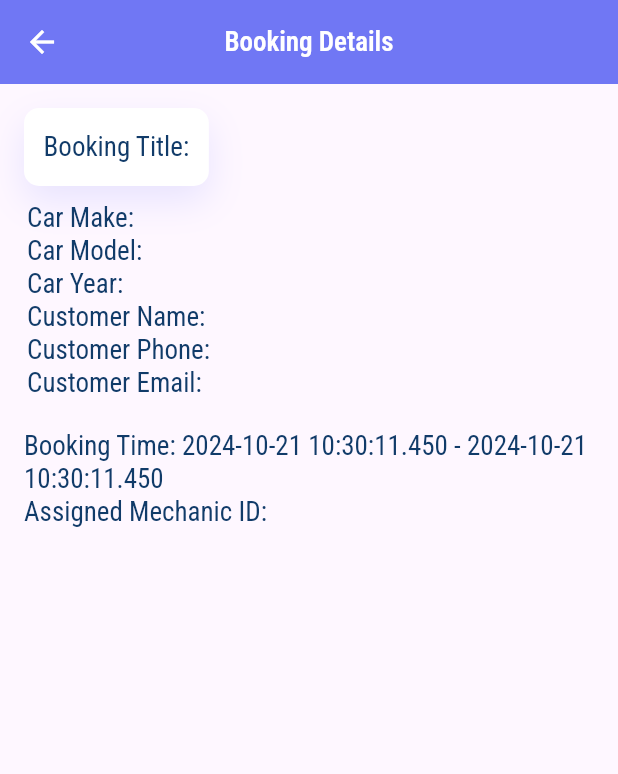
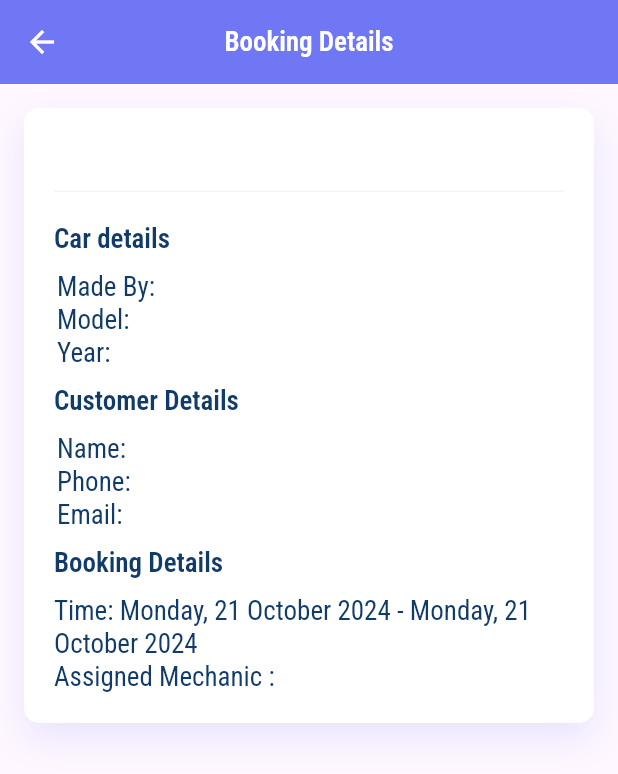
Before and after one commit to Sumaiya-Mollika/car-workshop, a Flutter app: the BookingDetailsScreen screen opened directly with empty values, on a phone screen of 412 x 824 dp. Shown: the top 774 px of the screen. Run offline on Flutter 3.47's test engine with Material 3 defaults, Android fonts, the phone set to English and light mode, and no system bars; drawn by our look-alikes of flutter_easyloading; our stand-ins replace cloud_firestore, eva_icons_flutter, firebase_auth, firebase_core, get, google_fonts and 1 more; accounts and stored records are empty.

Commit message:
feat: Impoved booking details ui with mechanic email

```diff
--- a/lib/app/controllers/booking_controller.dart
+++ b/lib/app/controllers/booking_controller.dart
@@ -121,12 +121,11 @@ class BookingController extends GetxController {
   }
 
   void filterBookingsByDate(DateTime selectedDay) {
-     //displayLoading();
+
     filteredBookings.value = allBookings.where((booking) {
       return isSameDay(booking.startDateTime, selectedDay);  // Filter by date
     }).toList();
 
-  //  dismissLoading();
   }
 
 
--- a/lib/app/ui/screens/booking_calendar_screen.dart
+++ b/lib/app/ui/screens/booking_calendar_screen.dart
@@ -9,6 +9,8 @@ import 'package:car_care/config/base.dart';
 import 'package:flutter/material.dart';
 import 'package:get/get.dart';
 import 'package:table_calendar/table_calendar.dart';
+
+import '../../utils/utils.dart';
 
 
 class BookingCalendarScreen extends StatefulWidget {
@@ -88,9 +90,10 @@ class _BookingCalendarScreenState extends State<BookingCalendarScreen>with Base
                       padding: const EdgeInsets.symmetric(horizontal: 10,vertical: 10),
                       child: ShadowContainerComponent(
                        ListTile(
-                          title: TextComponent(booking.bookingTitle,textAlign: TextAlign.start,),
-                          subtitle: TextComponent('${booking.startDateTime} - ${booking.endDateTime}',textAlign: TextAlign.start),
+                          title: TextComponent(booking.bookingTitle,textAlign: TextAlign.center,fontSize: k24heightValue,),
+                          subtitle: TextComponent( '${formatDateTime(booking.startDateTime)} - ${formatDateTime(booking.endDateTime)}',textAlign: TextAlign.center,fontSize: k12FontSize,padding: const EdgeInsets.only(top: 8),),
                           onTap: () {
+                            authC. getMechanicById(booking.mechanicId);
                             Get.to(() => BookingDetailsScreen(booking),transition: sendTransition);
                           },
                         ),
--- a/lib/app/ui/screens/booking_details_screen.dart
+++ b/lib/app/ui/screens/booking_details_screen.dart
@@ -1,35 +1,89 @@
+import 'package:car_care/app/ui/components/divider_component.dart';
 import 'package:car_care/app/ui/components/sadow_container_component.dart';
 import 'package:car_care/app/ui/components/text_component.dart';
+import 'package:car_care/config/base.dart';
 import 'package:flutter/material.dart';
+import 'package:get/get.dart';
 import '../../models/booking_model.dart';
 import '../../utils/style.dart';
+import '../../utils/utils.dart';
 
-
-class BookingDetailsScreen extends StatelessWidget {
+class BookingDetailsScreen extends StatelessWidget with Base {
   final Booking booking;
 
-  const BookingDetailsScreen(this.booking, {super.key});
+  BookingDetailsScreen(this.booking, {super.key});
 
   @override
   Widget build(BuildContext context) {
     return Scaffold(
-      appBar: AppBar(title: const TextComponent('Booking Details',fontWeight: titleFontWeight,color: kWhiteColor,)),
+      appBar: AppBar(
+          title: const TextComponent(
+        'Booking Details',
+        fontWeight: titleFontWeight,
+        color: kWhiteColor,
+      )),
       body: Padding(
         padding: const EdgeInsets.all(16.0),
         child: Column(
           crossAxisAlignment: CrossAxisAlignment.start,
           children: [
-            ShadowContainerComponent(TextComponent('Booking Title: ${booking.bookingTitle}',padding: EdgeInsets.symmetric(horizontal: 6,vertical: 10),)),
-            const SizedBox(height: 10),
-            TextComponent('Car Make: ${booking.carMake}'),
-            TextComponent('Car Model: ${booking.carModel}'),
-            TextComponent('Car Year: ${booking.carYear}'),
-            TextComponent('Customer Name: ${booking.customerName}'),
-            TextComponent('Customer Phone: ${booking.customerPhone}'),
-            TextComponent('Customer Email: ${booking.customerEmail}'),
-            const SizedBox(height: 20),
-            TextComponent('Booking Time: ${booking.startDateTime} - ${booking.endDateTime}',textAlign: TextAlign.start,),
-            TextComponent('Assigned Mechanic ID: ${booking.mechanicId}',textAlign: TextAlign.start,),  // Mechanic's ID, you can fetch mechanic's name if stored
+            ShadowContainerComponent(Padding(
+              padding: const EdgeInsets.all(15),
+              child: Column(
+                mainAxisAlignment: MainAxisAlignment.start,
+                crossAxisAlignment: CrossAxisAlignment.start,
+                children: [
+                  Align(
+                    alignment: Alignment.center,
+                    child: TextComponent(
+                      booking.bookingTitle,
+                      textAlign: TextAlign.center,
+                      fontSize: titleFontSize,
+                      padding: const EdgeInsets.symmetric(
+                        horizontal: 6,
+                      ),
+                    ),
+                  ),
+                  const SizedBox(height: 10),
+                  const DividerComponent(),
+                  const SizedBox(height: 10),
+                  const TextComponent(
+                    "Car details",
+                    fontWeight: titleFontWeight,
+                    color: kTextColor,
+                    padding: EdgeInsets.symmetric(vertical: 10),
+                  ),
+                  TextComponent('Made By: ${booking.carMake}'),
+                  TextComponent('Model: ${booking.carModel}'),
+                  TextComponent('Year: ${booking.carYear}'),
+                  const TextComponent(
+                    "Customer Details",
+                    fontWeight: titleFontWeight,
+                    color: kTextColor,
+                    padding: EdgeInsets.symmetric(vertical: 10),
+                  ),
+                  TextComponent('Name: ${booking.customerName}'),
+                  TextComponent('Phone: ${booking.customerPhone}'),
+                  TextComponent('Email: ${booking.customerEmail}'),
+                  const TextComponent(
+                    "Booking Details",
+                    fontWeight: titleFontWeight,
+                    color: kTextColor,
+                    padding: EdgeInsets.symmetric(vertical: 10),
+                  ),
+                  TextComponent(
+                    'Time: ${formatDateTime(booking.startDateTime)} - ${formatDateTime(booking.endDateTime)}',
+                    textAlign: TextAlign.start,
+                  ),
+                  Obx(
+                    () => TextComponent(
+                      'Assigned Mechanic : ${authC.mechanicEmail.value}',
+                      textAlign: TextAlign.start,
+                    ),
+                  ),
+                ],
+              ),
+            )),
           ],
         ),
       ),
--- a/lib/app/ui/screens/booking_screen.dart
+++ b/lib/app/ui/screens/booking_screen.dart
@@ -39,15 +39,15 @@ class BookingScreen extends StatelessWidget with Base{
 
                   TextFieldComponent(onChanged: (String?value){
                     bookingC.carMake.value=value!;
-                  },hint:"Car Make" ,padding: EdgeInsets.zero,),
+                  },hint:"Made By" ,padding: EdgeInsets.zero,),
                   const DividerComponent(),
                   TextFieldComponent(onChanged: (String?value){
                     bookingC.carModel.value=value!;
-                  },hint:"Car Model" ,padding: EdgeInsets.zero,),
+                  },hint:"Model" ,padding: EdgeInsets.zero,),
                   const DividerComponent(),
                   TextFieldComponent(onChanged: (String?value){
                     bookingC.carYear.value=value!;
-                  },hint:"Car Year" ,padding: EdgeInsets.zero,),
+                  },hint:"Year" ,padding: EdgeInsets.zero,),
                   const DividerComponent(),
                   TextFieldComponent(onChanged: (String?value){
                     bookingC.registrationPlate.value=value!;
@@ -62,15 +62,15 @@ class BookingScreen extends StatelessWidget with Base{
                         children: [
                           TextFieldComponent(onChanged: (String?value){
                                               bookingC.customerName.value=value!;
-                                            },hint:"Customer Name" ,padding: EdgeInsets.zero,),
+                                            },hint:"Name" ,padding: EdgeInsets.zero,),
                                                const DividerComponent(),
                   TextFieldComponent(onChanged: (String?value){
                     bookingC.customerPhone.value=value!;
-                  },hint:"Customer Phone" ,padding: EdgeInsets.zero,),
+                  },hint:"Phone" ,padding: EdgeInsets.zero,),
                   const DividerComponent(),
                   TextFieldComponent(onChanged: (String?value){
                     bookingC.customerEmail.value=value!;
-                  },hint:"Customer Email" ,padding: EdgeInsets.zero,),
+                  },hint:"Email" ,padding: EdgeInsets.zero,),
                         ],
                       ),
 
@@ -82,7 +82,7 @@ class BookingScreen extends StatelessWidget with Base{
                         children: [
                                  TextFieldComponent(onChanged: (String?value){
               bookingC.bookingTitle.value=value!;
-                  },hint:"Booking Title" ,padding: EdgeInsets.zero,),
+                  },hint:"Title" ,padding: EdgeInsets.zero,),
                   const DividerComponent(),
                          DatePickerComponent(
                       selectedDate: bookingC.startDate,
--- a/lib/app/utils/constants.dart
+++ b/lib/app/utils/constants.dart
@@ -1,3 +1,6 @@
 import 'package:get/get_navigation/src/routes/transitions_type.dart';
 
 const sendTransition = Transition.rightToLeft;
+
+// date format
+const String kDateFormat = "EEEE, d MMMM yyyy";
--- /dev/null
+++ b/lib/app/utils/utils.dart
@@ -0,0 +1,8 @@
+import 'package:car_care/app/utils/constants.dart';
+import 'package:intl/intl.dart';
+
+/// Formats a DateTime object into a readable date string.
+String formatDateTime(DateTime dateTime) {
+  final DateFormat outputFormat = DateFormat(kDateFormat);
+  return outputFormat.format(dateTime);
+}
--- a/pubspec.yaml
+++ b/pubspec.yaml
@@ -43,6 +43,7 @@ dependencies:
   eva_icons_flutter: ^3.1.0
   google_fonts: ^6.2.1
   table_calendar: ^3.1.2
+  intl: ^0.19.0
 
 
 dev_dependencies:
```
Also changed, not shown: lib/app/controllers/auth_controller.dart (+38 -19 lines), lib/app/ui/screens/sign_in_screen.dart (+7 -10 lines), pubspec.lock.
